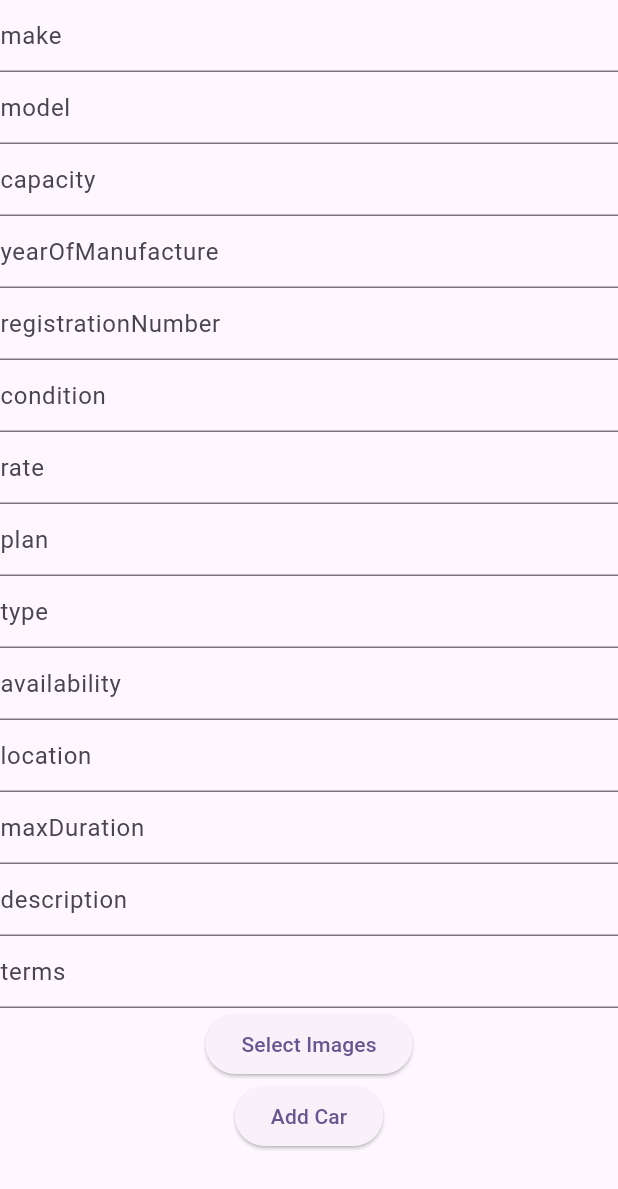
After one commit to Rent-Wheels/rent_wheels_renter, a Flutter app: the AddCar screen opened directly, on a phone screen of 412 x 824 dp. The commit adds this screen. Shown: the top 1189 px of the screen. Run offline on Flutter 3.47's test engine with Material 2 defaults, Android fonts, the phone set to English and light mode, and no system bars; our stand-ins replace firebase_auth, firebase_core, image_picker; accounts and stored records are empty; network calls fail.

Commit message:
add new car implemented

```diff
--- a/lib/core/backend/cars/methods/car_methods.dart
+++ b/lib/core/backend/cars/methods/car_methods.dart
@@ -10,13 +10,14 @@ import 'package:rent_wheels_renter/core/models/car/car_model.dart';
 import 'package:rent_wheels_renter/core/global/globals.dart' as global;
 import 'package:rent_wheels_renter/core/backend/cars/endpoints/car_endpoints.dart';
 
-class RentWheelsUserMethods implements RentWheelsCarEndpoints {
+class RentWheelsCarMethods implements RentWheelsCarEndpoints {
   @override
   Future<Car> addNewCar({required Car carDetails}) async {
     const uuid = Uuid();
     final request =
         MultipartRequest('POST', Uri.parse('${global.baseURL}/cars/'));
 
+    request.headers.addAll(global.headers);
     request.fields['owner'] = carDetails.owner;
     request.fields['make'] = carDetails.make;
     request.fields['model'] = carDetails.model;
@@ -27,11 +28,12 @@ class RentWheelsUserMethods implements RentWheelsCarEndpoints {
     request.fields['rate'] = carDetails.rate.toString();
     request.fields['plan'] = carDetails.plan;
     request.fields['type'] = carDetails.type;
-    request.fields['availability'] = carDetails.availability.toString();
+    request.fields['availability'] = carDetails.availability ? '1' : '0';
     request.fields['location'] = carDetails.location;
     request.fields['maxDuration'] = carDetails.maxDuration.toString();
     request.fields['description'] = carDetails.description;
     request.fields['terms'] = carDetails.terms;
+
     request.files.addAll(carDetails.media.map(
       (media) {
         final ext = media.mediaURL.split('.').last;
@@ -48,6 +50,7 @@ class RentWheelsUserMethods implements RentWheelsCarEndpoints {
     final response = await request.send();
     final responseBody = await response.stream.bytesToString();
 
+    print(responseBody);
     if (response.statusCode == 201) {
       return Car.fromJSON(jsonDecode(responseBody));
     }
--- a/lib/core/global/globals.dart
+++ b/lib/core/global/globals.dart
@@ -1,6 +1,9 @@
 import 'package:firebase_auth/firebase_auth.dart';
+import 'package:rent_wheels_renter/core/models/user/user_model.dart';
 
 User? user;
 String accessToken = '';
 Map<String, String> headers = {};
-String baseURL = 'https://rent-wheels.braalex.me';
+String baseURL = 'http://10.0.2.2:3000';
+// String baseURL = 'https://rent-wheels.braalex.me';
+BackendUser? userDetails;
--- a/lib/core/models/car/car_model.dart
+++ b/lib/core/models/car/car_model.dart
@@ -1,5 +1,5 @@
 class Car {
-  String carId;
+  String? carId;
   String owner;
   String make;
   String model;
@@ -18,7 +18,7 @@ class Car {
   List<Media> media;
 
   Car({
-    required this.carId,
+    this.carId,
     required this.owner,
     required this.make,
     required this.model,
--- a/lib/core/models/user/user_model.dart
+++ b/lib/core/models/user/user_model.dart
@@ -1,4 +1,5 @@
 class BackendUser {
+  String id;
   String userId;
   String name;
   String email;
@@ -8,6 +9,7 @@ class BackendUser {
   String profilePicture;
 
   BackendUser({
+    required this.id,
     required this.userId,
     required this.name,
     required this.email,
@@ -19,6 +21,7 @@ class BackendUser {
 
   factory BackendUser.fromJSON(Map<String, dynamic> json) {
     return BackendUser(
+        id: json['_id'],
         userId: json['userId'],
         name: json['name'],
         email: json['email'],
--- a/lib/main.dart
+++ b/lib/main.dart
@@ -3,10 +3,10 @@ import 'package:firebase_auth/firebase_auth.dart';
 
 import 'package:rent_wheels_renter/tester.dart';
 import 'package:rent_wheels_renter/core/auth/auth_service.dart';
-import 'package:rent_wheels_renter/src/home/presentation/home.dart';
 import 'package:rent_wheels_renter/core/models/enums/auth.enum.dart';
 import 'package:rent_wheels_renter/src/login/presentation/login.dart';
 import 'package:rent_wheels_renter/core/global/globals.dart' as global;
+import 'package:rent_wheels_renter/src/cars/presentation/add_car.dart';
 import 'package:rent_wheels_renter/src/verify/presentation/verify_user.dart';
 import 'package:rent_wheels_renter/src/verify/presentation/verify_email.dart';
 import 'package:rent_wheels_renter/core/backend/users/methods/user_methods.dart';
@@ -52,6 +52,8 @@ class _ConnectionPageState extends State<ConnectionPage> {
 
       final userDetails = await RentWheelsUserMethods()
           .getUserDetails(userId: global.user!.uid);
+
+      global.userDetails = userDetails;
       if (userDetails.role == Roles.renter.id) {
         isRenter = true;
       }
@@ -70,7 +72,7 @@ class _ConnectionPageState extends State<ConnectionPage> {
             if (global.user != null) {
               if (!isRenter) return const VerifyUser();
               if (global.user!.emailVerified) {
-                return const Home();
+                return const AddCar();
               }
               return const VerifyEmail();
             } else {
--- /dev/null
+++ b/lib/src/cars/presentation/add_car.dart
@@ -0,0 +1,153 @@
+import 'dart:io';
+
+import 'package:flutter/material.dart';
+import 'package:image_picker/image_picker.dart';
+
+import 'package:rent_wheels_renter/core/models/car/car_model.dart';
+import 'package:rent_wheels_renter/core/global/globals.dart' as global;
+import 'package:rent_wheels_renter/core/backend/cars/methods/car_methods.dart';
+import 'package:rent_wheels_renter/core/widgets/buttons/generic_button_widget.dart';
+
+class AddCar extends StatefulWidget {
+  const AddCar({super.key});
+
+  @override
+  State<AddCar> createState() => _AddCarState();
+}
+
+class _AddCarState extends State<AddCar> {
+  TextEditingController make = TextEditingController();
+  TextEditingController model = TextEditingController();
+  TextEditingController capacity = TextEditingController();
+  TextEditingController yearOfManufacture = TextEditingController();
+  TextEditingController registrationNumber = TextEditingController();
+  TextEditingController condition = TextEditingController();
+  TextEditingController rate = TextEditingController();
+  TextEditingController plan = TextEditingController();
+  TextEditingController type = TextEditingController();
+  TextEditingController availability = TextEditingController();
+  TextEditingController location = TextEditingController();
+  TextEditingController maxDuration = TextEditingController();
+  TextEditingController description = TextEditingController();
+  TextEditingController terms = TextEditingController();
+
+  List<Media> media = [];
+  final mediaPicker = ImagePicker();
+
+  chooseImages() async {
+    final List<XFile> images = await mediaPicker.pickMultiImage();
+    if (images.isNotEmpty) {
+      media.addAll(images.map((image) => Media(mediaURL: image.path)).toList());
+    }
+    setState(() {});
+  }
+
+  @override
+  Widget build(BuildContext context) {
+    return Scaffold(
+      body: SingleChildScrollView(
+        child: SafeArea(
+          child: Column(
+            mainAxisAlignment: MainAxisAlignment.center,
+            crossAxisAlignment: CrossAxisAlignment.center,
+            children: [
+              TextField(
+                controller: make,
+                decoration: const InputDecoration(hintText: 'make'),
+              ),
+              TextField(
+                controller: model,
+                decoration: const InputDecoration(hintText: 'model'),
+              ),
+              TextField(
+                controller: capacity,
+                decoration: const InputDecoration(hintText: 'capacity'),
+              ),
+              TextField(
+                controller: yearOfManufacture,
+                decoration:
+                    const InputDecoration(hintText: 'yearOfManufacture'),
+              ),
+              TextField(
+                controller: registrationNumber,
+                decoration:
+                    const InputDecoration(hintText: 'registrationNumber'),
+              ),
+              TextField(
+                controller: condition,
+                decoration: const InputDecoration(hintText: 'condition'),
+              ),
+              TextField(
+                controller: rate,
+                decoration: const InputDecoration(hintText: 'rate'),
+              ),
+              TextField(
+                controller: plan,
+                decoration: const InputDecoration(hintText: 'plan'),
+              ),
+              TextField(
+                controller: type,
+                decoration: const InputDecoration(hintText: 'type'),
+              ),
+              TextField(
+                controller: availability,
+                decoration: const InputDecoration(hintText: 'availability'),
+              ),
+              TextField(
+                controller: location,
+                decoration: const InputDecoration(hintText: 'location'),
+              ),
+              TextField(
+                controller: maxDuration,
+                decoration: const InputDecoration(hintText: 'maxDuration'),
+              ),
+              TextField(
+                controller: description,
+                decoration: const InputDecoration(hintText: 'description'),
+              ),
+              TextField(
+                controller: terms,
+                decoration: const InputDecoration(hintText: 'terms'),
+              ),
+              buildGenericButtonWidget(
+                buttonName: 'Select Images',
+                onPressed: chooseImages,
+              ),
+              ...media
+                  .map((media) => Image.file(
+                        File(media.mediaURL),
+                        fit: BoxFit.cover,
+                      ))
+                  .toList(),
+              buildGenericButtonWidget(
+                buttonName: 'Add Car',
+                onPressed: () async {
+                  Car carDetails = Car(
+                      owner: global.userDetails!.id,
+                      make: make.text,
+                      model: model.text,
+                      capacity: int.parse(capacity.text),
+                      yearOfManufacture: yearOfManufacture.text,
+                      registrationNumber: registrationNumber.text,
+                      condition: condition.text,
+                      rate: int.parse(rate.text),
+                      plan: plan.text,
+                      type: type.text,
+                      availability: bool.parse(availability.text),
+                      location: location.text,
+                      maxDuration: int.parse(maxDuration.text),
+                      description: description.text,
+                      terms: terms.text,
+                      media: media);
+
+                  await RentWheelsCarMethods()
+                      .addNewCar(carDetails: carDetails);
+                },
+              ),
+            ],
+          ),
+        ),
+      ),
+    );
+  }
+}
```
